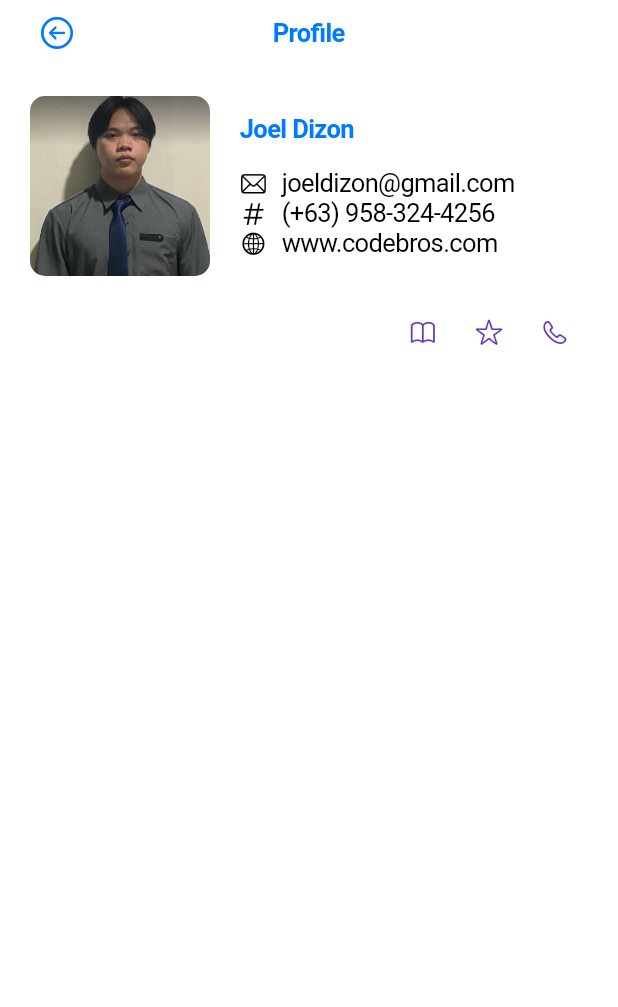
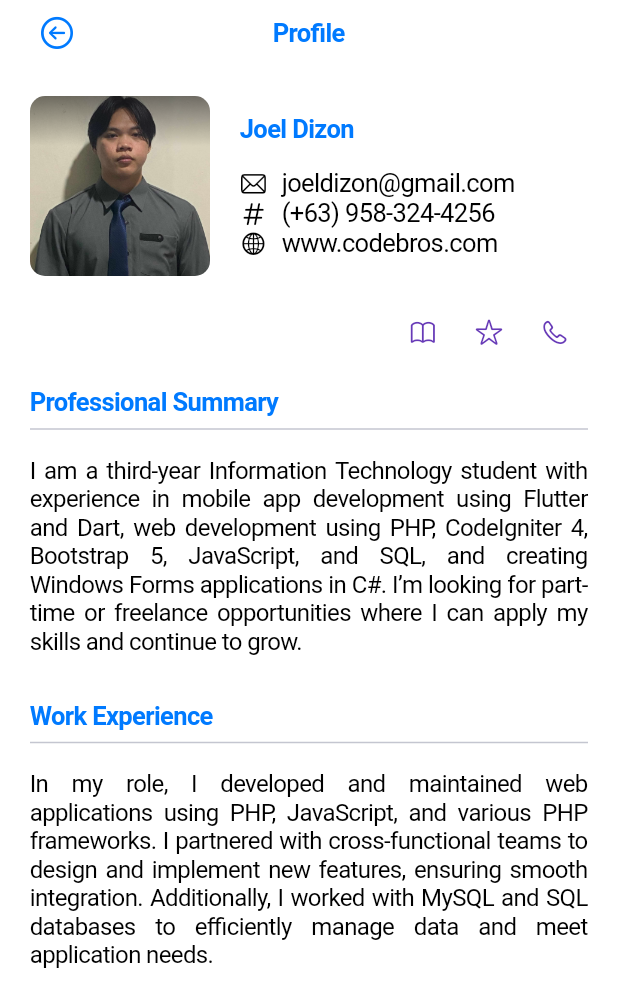
Before and after one commit to johncarlo-dizon/app-resume, a Flutter app: the JoelPage screen opened directly, on a phone screen of 412 x 824 dp. Shown: the top 1007 px of the screen. Run offline on Flutter 3.47's test engine with Material 3 defaults, Android fonts, the phone set to English and light mode, and no system bars.

Commit message:
professional and work

```diff
--- a/lib/joel.dart
+++ b/lib/joel.dart
@@ -319,6 +319,58 @@ class _JoelPageState extends State<JoelPage> {
                           }),
                     ],
                   ),
+
+                  //PROFESSIONAL SUMMARRY
+                  SizedBox(height: 15),
+                  Row(
+                    children: [
+                      Text(
+                        "Professional Summary",
+                        style: TextStyle(
+                            fontWeight: FontWeight.bold,
+                            color: CupertinoColors.systemBlue),
+                      ),
+                    ],
+                  ),
+                  Divider(),
+                  SizedBox(height: 10),
+
+                  Row(
+                    children: [
+                      Flexible(
+                          child: Text(
+                        "I am a third-year Information Technology student with experience in mobile app development using Flutter and Dart, web development using PHP, CodeIgniter 4, Bootstrap 5, JavaScript, and SQL, and creating Windows Forms applications in C#. I’m looking for part-time or freelance opportunities where I can apply my skills and continue to grow.",
+                        textAlign: TextAlign.justify,
+                        style: TextStyle(fontSize: 16),
+                      )),
+                    ],
+                  ),
+
+                  //WORK EXPERIENCE
+                  SizedBox(height: 30),
+                  Row(
+                    children: [
+                      Text(
+                        "Work Experience",
+                        style: TextStyle(
+                            fontWeight: FontWeight.bold,
+                            color: CupertinoColors.systemBlue),
+                      ),
+                    ],
+                  ),
+                  Divider(),
+                  SizedBox(height: 10),
+
+                  Row(
+                    children: [
+                      Flexible(
+                          child: Text(
+                        "In my role, I developed and maintained web applications using PHP, JavaScript, and various PHP frameworks. I partnered with cross-functional teams to design and implement new features, ensuring smooth integration. Additionally, I worked with MySQL and SQL databases to efficiently manage data and meet application needs.",
+                        textAlign: TextAlign.justify,
+                        style: TextStyle(fontSize: 16),
+                      )),
+                    ],
+                  ),
                 ],
               ),
             ),
```
